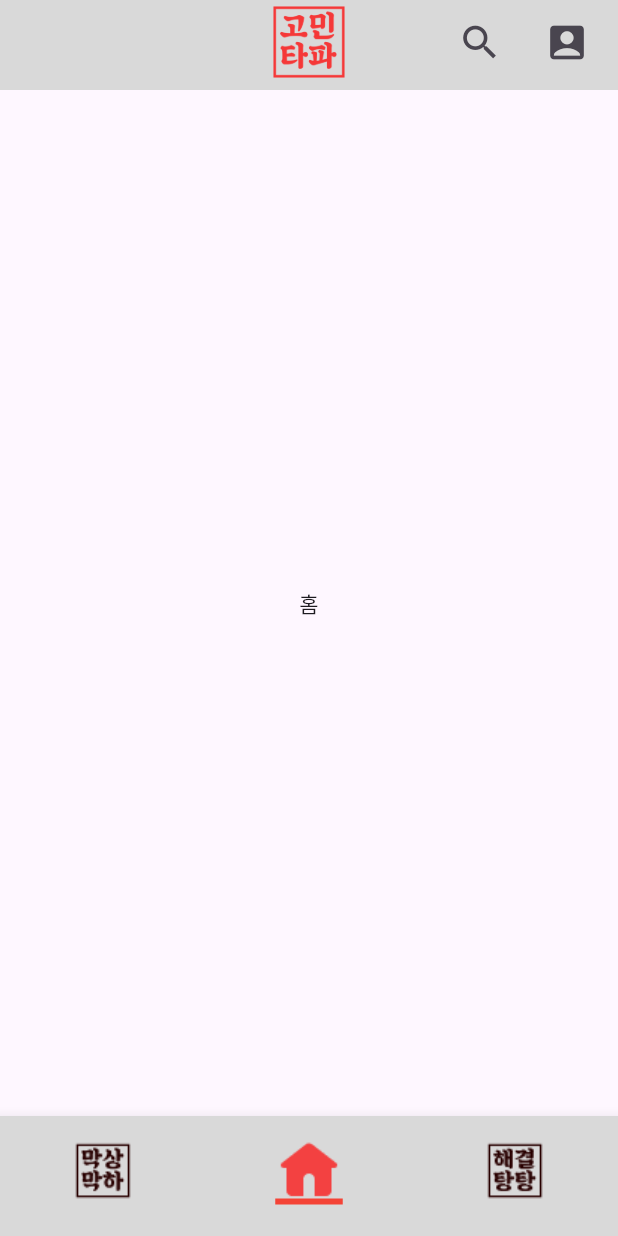
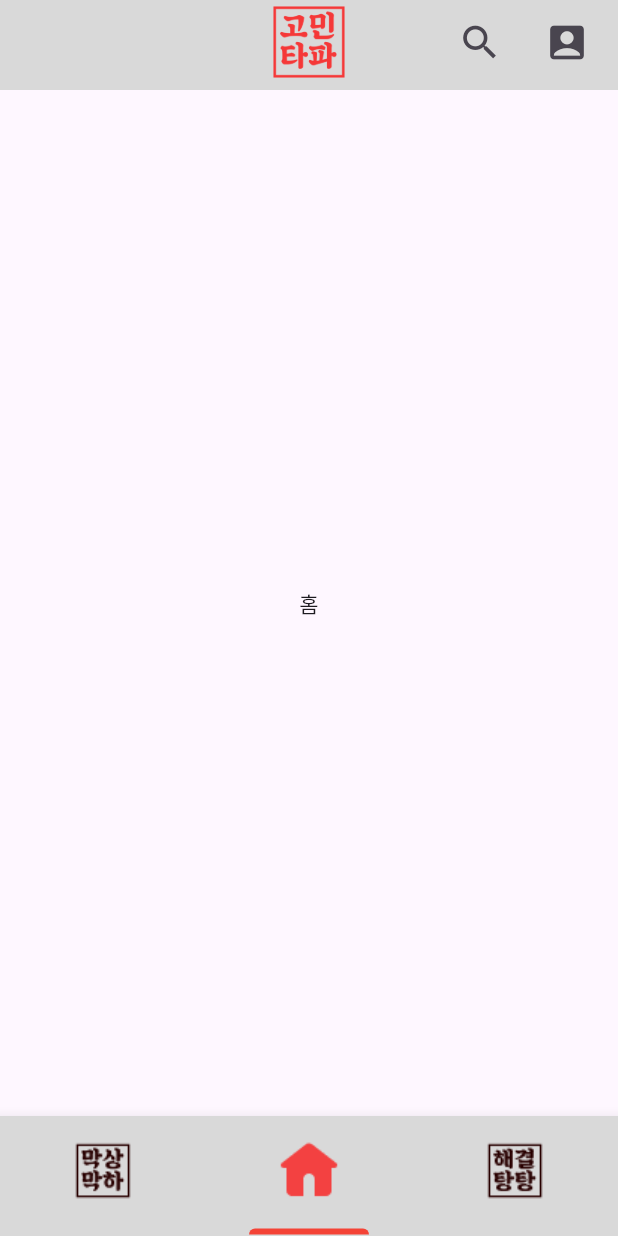
Before and after one commit to GOMINTAPA/GMTP, a Flutter app: the screen it shows after launch, on a phone screen of 412 x 824 dp. Run offline on Flutter 3.47's test engine with Material 3 defaults, Android fonts, the light colour scheme and no system bars.

Commit message:
style: BottomNavigationBar의 버튼 아래 빨간색 바 수정 #3

```diff
--- a/gomintapa/lib/src/widgets/navigation/bottom_navigation_bar.dart
+++ b/gomintapa/lib/src/widgets/navigation/bottom_navigation_bar.dart
@@ -40,29 +40,32 @@ class BottomNavigationBarWidget extends StatelessWidget {
   }
 
   Widget _buildIcon(int index) {
-    return Container(
-      width: 45,
-      height: 45,
-      child: Stack(
+    return Stack(
+      clipBehavior: Clip.none,
+      alignment: Alignment.center,
       children: [
+        // 아이콘 이미지
         Image.asset(
-            selectedIndex == index
-                ? selectedIconPaths[index]
-                : iconPaths[index],
-            width: 45,
-            height: 45,
+          selectedIndex == index ? selectedIconPaths[index] : iconPaths[index],
+          width: 45, // 아이콘의 너비
+          height: 45, // 아이콘의 높이
         ),
+        // 선택된 아이템일 때만 빨간색 바 표시
         if (selectedIndex == index)
           Positioned(
-              bottom: 0,
+            bottom: -20, // 빨간색 바 위치
             child: Container(
-                width: 45,
-                height: 4,
-                color: Colors.red, // 빨간색 바
+              width: 80, // 빨간색 바의 너비
+              height: 4, // 빨간색 바의 높이
+              decoration: BoxDecoration(
+                color: Colors.red,
+                borderRadius: BorderRadius.vertical(
+                  top: Radius.circular(100),
+                ),
+              ),
             ),
           ),
       ],
-      ),
     );
   }
 }
```
Lines whose indentation alone changed are shown as unchanged.
